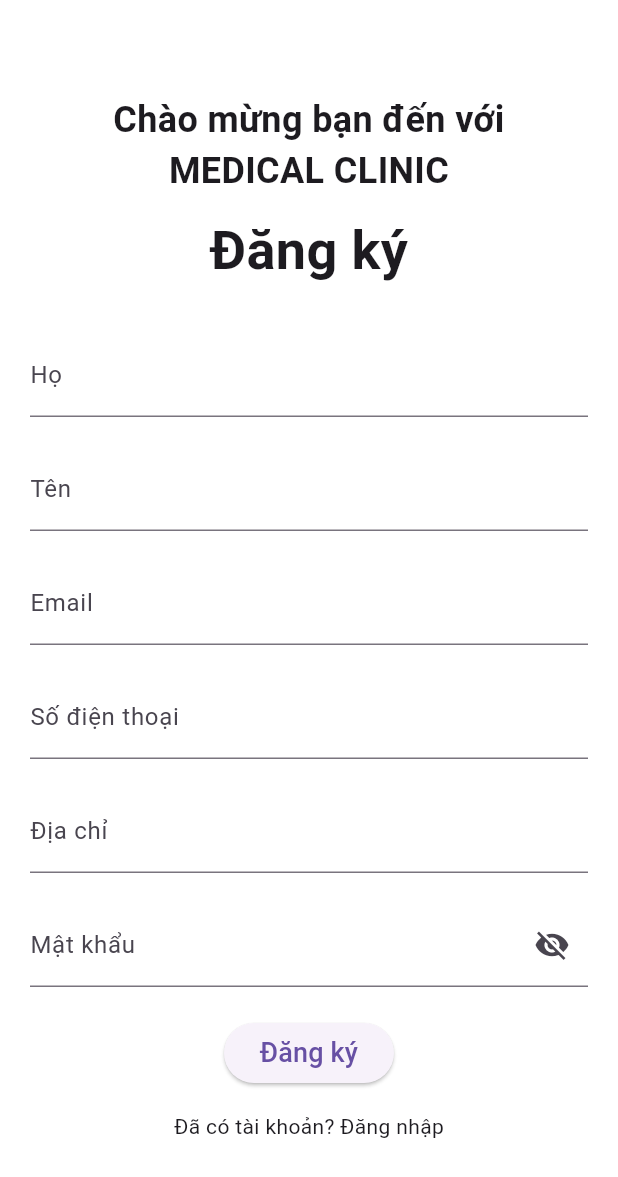
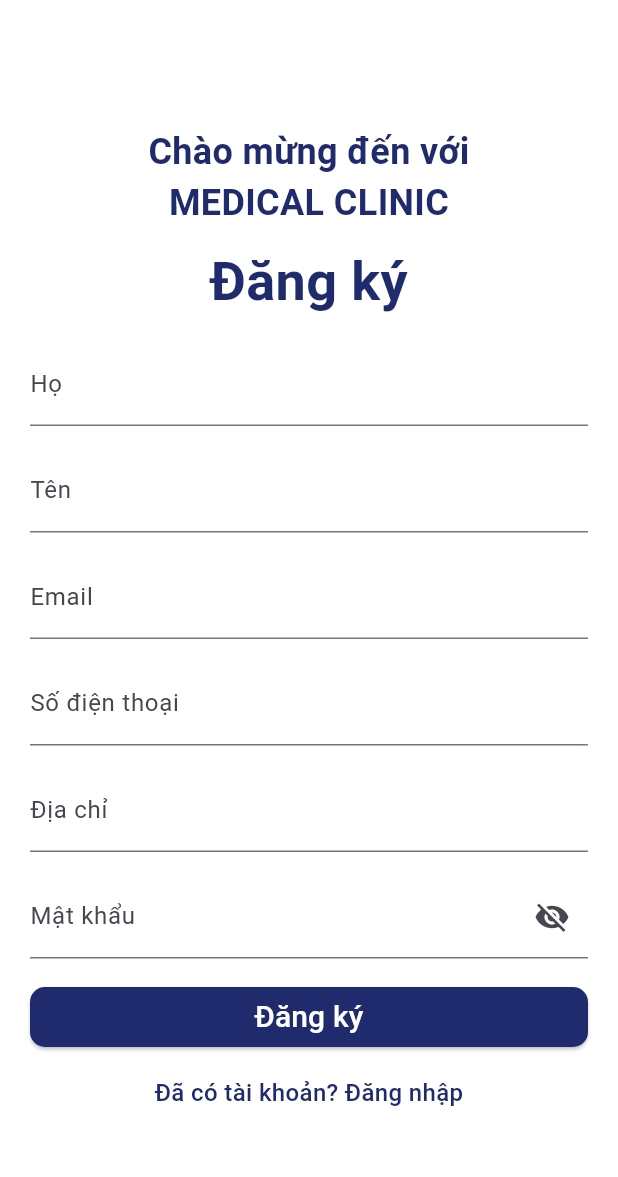
Before and after one commit to dominhhuy1703/Medical_Clinic, a Flutter app: the SignUpScreen screen opened by its route, on a phone screen of 412 x 824 dp. Shown: the top 1177 px of the screen. Run offline on Flutter 3.47's test engine with Material 3 defaults, Android fonts, the phone set to English and light mode, and no system bars; our stand-ins replace dio, firebase_auth, flutter_secure_storage, font_awesome_flutter, shared_preferences; accounts and stored records are empty; network calls fail.

Commit message:
[HUY] Latest UI

```diff
--- a/MedicalClinic/lib/online_consultation.dart
+++ b/MedicalClinic/lib/online_consultation.dart
@@ -138,7 +138,7 @@ class _OnlineConsultationScreenState extends State<OnlineConsultationScreen> {
                 SizedBox(width: 8),
                 ElevatedButton(
                   onPressed: () => _sendMessage(_messageController.text),
-                  child: Icon(Icons.send),
+                  child: Icon(Icons.send, color: Colors.white,),
                   style: ElevatedButton.styleFrom(
                     backgroundColor: Color(0xFF1F2B6C),
                     shape: RoundedRectangleBorder(
--- a/MedicalClinic/lib/signup_screen.dart
+++ b/MedicalClinic/lib/signup_screen.dart
@@ -18,6 +18,7 @@ class _SignUpScreenState extends State<SignUpScreen> {
   final TextEditingController _addressController = TextEditingController();
   final TextEditingController _passwordController = TextEditingController();
 
+  Color primaryColor = Color(0xFF1F2B6C);
   bool _obscurePassword = true;
   bool _isLoading = false;
 
@@ -76,28 +77,37 @@ class _SignUpScreenState extends State<SignUpScreen> {
               child: Column(
                 children: [
                   Text(
-                    'Chào mừng bạn đến với\nMEDICAL CLINIC',
-                    style: TextStyle(fontSize: 24, fontWeight: FontWeight.w600),
+                    'Chào mừng đến với\nMEDICAL CLINIC',
+                    style: TextStyle(
+                      fontSize: 24,
+                      fontWeight: FontWeight.w600,
+                      color: primaryColor,
+                    ),
                     textAlign: TextAlign.center,
                   ),
                   SizedBox(height: 10),
                   Text(
                     'Đăng ký',
-                    style: TextStyle(fontSize: 36, fontWeight: FontWeight.bold),
+                    style: TextStyle(
+                      fontSize: 36,
+                      fontWeight: FontWeight.bold,
+                      color: primaryColor,
+                    ),
+                    textAlign: TextAlign.center,
                   ),
-                  SizedBox(height: 30),
+                  SizedBox(height: 15),
                   TextFormField(
                     controller: _firstNameController,
                     decoration: InputDecoration(labelText: 'Họ'),
                     validator: (value) => value!.isEmpty ? 'Vui lòng nhập họ' : null,
                   ),
-                  SizedBox(height: 20),
+                  SizedBox(height: 15),
                   TextFormField(
                     controller: _lastNameController,
                     decoration: InputDecoration(labelText: 'Tên'),
                     validator: (value) => value!.isEmpty ? 'Vui lòng nhập tên' : null,
                   ),
-                  SizedBox(height: 20),
+                  SizedBox(height: 15),
                   TextFormField(
                     controller: _emailController,
                     decoration: InputDecoration(labelText: 'Email'),
@@ -106,20 +116,20 @@ class _SignUpScreenState extends State<SignUpScreen> {
                         ? 'Vui lòng nhập email hợp lệ'
                         : null,
                   ),
-                  SizedBox(height: 20),
+                  SizedBox(height: 15),
                   TextFormField(
                     controller: _phoneController,
                     decoration: InputDecoration(labelText: 'Số điện thoại'),
                     keyboardType: TextInputType.phone,
                     validator: (value) => value!.isEmpty ? 'Vui lòng nhập số điện thoại' : null,
                   ),
-                  SizedBox(height: 20),
+                  SizedBox(height: 15),
                   TextFormField(
                     controller: _addressController,
                     decoration: InputDecoration(labelText: 'Địa chỉ'),
                     validator: (value) => value!.isEmpty ? 'Vui lòng nhập địa chỉ' : null,
                   ),
-                  SizedBox(height: 20),
+                  SizedBox(height: 15),
                   TextFormField(
                     controller: _passwordController,
                     obscureText: _obscurePassword,
@@ -138,19 +148,40 @@ class _SignUpScreenState extends State<SignUpScreen> {
                     ),
                     validator: (value) => value!.length < 6 ? 'Mật khẩu ít nhất 6 ký tự' : null,
                   ),
-                  SizedBox(height: 20),
-                  ElevatedButton(
+                  SizedBox(height: 15),
+                  SizedBox(
+                    width: double.infinity,
+                    child: ElevatedButton(
                     onPressed: _isLoading ? null : _signUp,
-                    child: _isLoading
-                        ? CircularProgressIndicator()
-                        : Text('Đăng ký', style: TextStyle(fontSize: 18)),
+                      style: ElevatedButton.styleFrom(
+                        backgroundColor: primaryColor,
+                        shape: RoundedRectangleBorder(
+                          borderRadius: BorderRadius.circular(10),
+                        ),
+                      ),
+                      child: _isLoading
+                        ? CircularProgressIndicator(color: Colors.white,)
+                        : Text('Đăng ký',
+                        style: TextStyle(
+                          fontSize: 20,
+                          color: Colors.white,
+                        )
+                      ),
+                    ),
                   ),
                   SizedBox(height: 15),
                   GestureDetector(
                     onTap: () {
                       Navigator.pop(context);
                     },
-                    child: Text('Đã có tài khoản? Đăng nhập'),
+                    child: Text(
+                      'Đã có tài khoản? Đăng nhập',
+                      style: TextStyle(
+                        color: primaryColor,
+                        fontSize: 16,
+                        fontWeight: FontWeight.w500,
+                      ),
+                    ),
                   ),
                 ],
               ),
--- a/MedicalClinic/pubspec.yaml
+++ b/MedicalClinic/pubspec.yaml
@@ -31,6 +31,7 @@ environment:
 dependencies:
   flutter:
     sdk: flutter
+  url_launcher: ^6.2.4
   http: ^0.13.4
   provider: ^6.0.5
   intl: ^0.18.0
```
Also changed, not shown: MedicalClinic/lib/booking_schedule.dart (+8 -16 lines), MedicalClinic/lib/home_screen.dart (+18 -9 lines), MedicalClinic/lib/login_screen.dart (+38 -15 lines), MedicalClinic/pubspec.lock, 5 other files.
